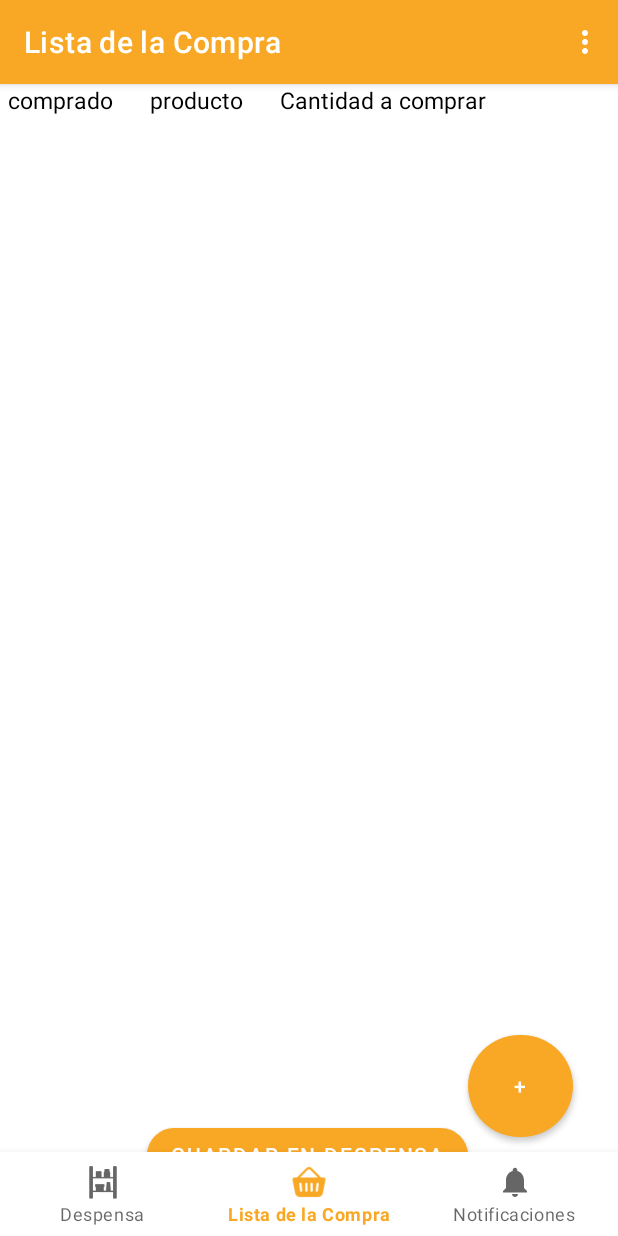
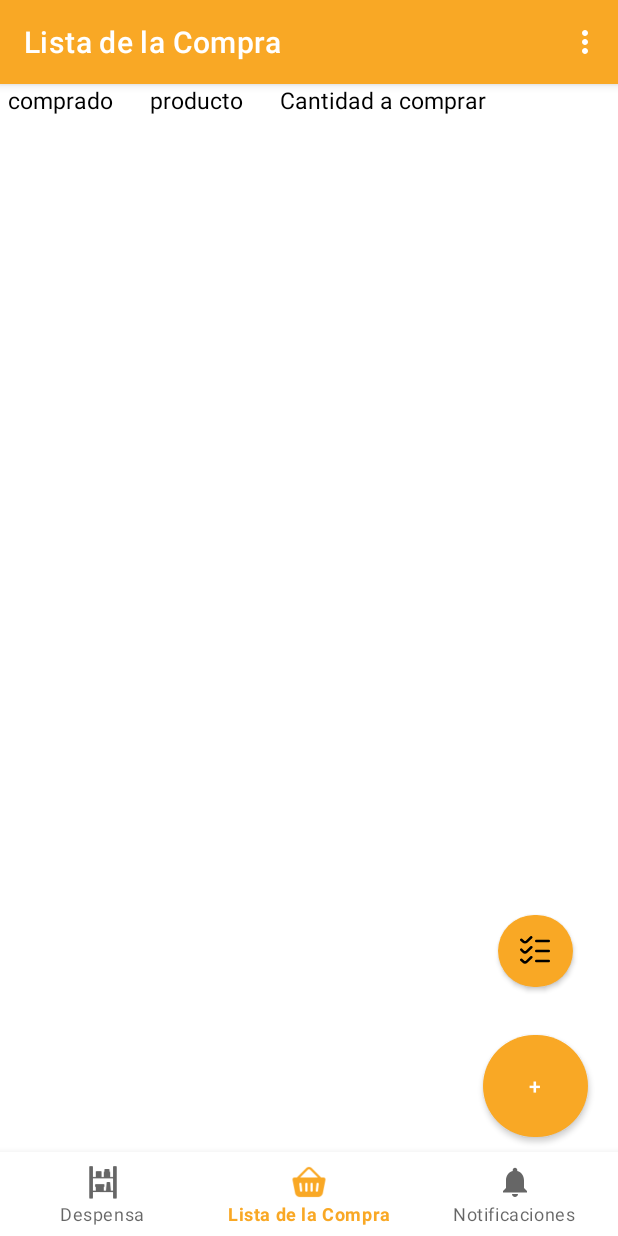
Before and after one commit to ChristianRamVel/MiDespensApp, an Android app: the ListaFragment screen opened through its navigation route, on a phone screen of 412 x 824 dp. Run offline under Robolectric (Android 15) with nearby library versions, the phone set to English and light mode, and no system bars; our stand-ins replace Firebase (no records; nobody signed in at launch, a user with empty details on screens opened directly), navigation-ui.

Commit message:
se puede añadir tanto a lista de la compra como a despensa desde el registro principal para la lista de la compra

```diff
--- a/app/src/main/java/com/example/midespensapp/SplashScreenActivity.kt
+++ b/app/src/main/java/com/example/midespensapp/SplashScreenActivity.kt
@@ -1,5 +1,6 @@
 package com.example.midespensapp
 
+import android.annotation.SuppressLint
 import android.content.Intent
 import android.os.Bundle
 import android.os.Handler
@@ -7,6 +8,7 @@ import android.os.Looper
 import androidx.appcompat.app.AppCompatActivity
 import com.google.firebase.auth.FirebaseAuth
 
+@SuppressLint("CustomSplashScreen")
 class SplashScreenActivity : AppCompatActivity() {
 
     private val SPLASH_TIME_OUT = 2000 // Tiempo en milisegundos (2 segundos en este ejemplo)
--- /dev/null
+++ b/app/src/main/res/drawable/pasaradespensa.xml
@@ -0,0 +1,9 @@
+<vector xmlns:android="http://schemas.android.com/apk/res/android"
+    android:width="20dp"
+    android:height="20dp"
+    android:viewportWidth="24"
+    android:viewportHeight="24">
+  <path
+      android:fillColor="#FF000000"
+      android:pathData="m4,6a2.982,2.982 0,0 1,-2.122 -0.879l-1.544,-1.374a1,1 0,0 1,1.332 -1.494l1.585,1.414a1,1 0,0 0,1.456 0.04l3.604,-3.431a1,1 0,0 1,1.378 1.448l-3.589,3.414a2.964,2.964 0,0 1,-2.1 0.862zM24,4a1,1 0,0 0,-1 -1h-10a1,1 0,0 0,0 2h10a1,1 0,0 0,1 -1zM6.1,13.138 L9.689,9.724a1,1 0,1 0,-1.378 -1.448l-3.6,3.431a1.023,1.023 0,0 1,-1.414 0l-1.59,-1.585a1,1 0,0 0,-1.414 1.414l1.585,1.585a3,3 0,0 0,4.226 0.017zM24,12a1,1 0,0 0,-1 -1h-10a1,1 0,0 0,0 2h10a1,1 0,0 0,1 -1zM6.1,21.138 L9.685,17.724a1,1 0,1 0,-1.378 -1.448l-3.6,3.431a1,1 0,0 1,-1.456 -0.04l-1.585,-1.414a1,1 0,0 0,-1.332 1.494l1.544,1.374a3,3 0,0 0,4.226 0.017zM24,20a1,1 0,0 0,-1 -1h-10a1,1 0,0 0,0 2h10a1,1 0,0 0,1 -1z"/>
+</vector>
--- a/app/src/main/res/layout/activity_main3.xml
+++ b/app/src/main/res/layout/activity_main3.xml
@@ -31,8 +31,6 @@
         app:layout_constraintBottom_toTopOf="@id/cantidadAComprar"
         app:layout_constraintStart_toStartOf="parent"
         app:layout_constraintTop_toTopOf="parent" />
-
-
 
 
 
--- a/app/src/main/res/layout/fragment_lista.xml
+++ b/app/src/main/res/layout/fragment_lista.xml
@@ -10,38 +10,35 @@
         android:id="@+id/linearLayout"
         android:layout_width="match_parent"
         android:layout_height="wrap_content"
-        app:layout_constraintTop_toTopOf="parent"
-        >
+        app:layout_constraintTop_toTopOf="parent">
 
         <TextView
             android:id="@+id/chbComprado"
             android:layout_width="wrap_content"
             android:layout_height="wrap_content"
-            android:text="@string/comprado"
-            android:textSize="15sp"
-            android:textColor="@color/black"
             android:layout_marginStart="5dp"
             android:layout_weight="1"
-            />
+            android:text="@string/comprado"
+            android:textColor="@color/black"
+            android:textSize="15sp" />
 
         <TextView
             android:id="@+id/nombreProducto"
             android:layout_width="wrap_content"
             android:layout_height="wrap_content"
+            android:layout_weight="1"
             android:text="@string/producto"
-            android:textSize="15sp"
             android:textColor="@color/black"
-            android:layout_weight="1"
-            />
+            android:textSize="15sp" />
+
         <TextView
+            android:id="@+id/textoStockMinimo"
             android:layout_width="wrap_content"
             android:layout_height="wrap_content"
+            android:layout_weight="3.5"
             android:text="@string/cantidadParaComprar"
-            android:textSize="15sp"
             android:textColor="@color/black"
-            android:layout_weight="3.5"
-            android:id="@+id/textoStockMinimo"
-            />
+            android:textSize="15sp" />
 
 
     </LinearLayout>
@@ -50,7 +47,6 @@
         android:id="@+id/lvListaCompra"
         android:layout_width="match_parent"
         android:layout_height="wrap_content"
-
         app:layout_constraintTop_toBottomOf="@id/linearLayout"
 
         />
@@ -59,7 +55,7 @@
         android:id="@+id/btn_add_producto"
         android:layout_width="70dp"
         android:layout_height="80dp"
-        android:layout_marginEnd="30dp"
+        android:layout_marginEnd="20dp"
         android:layout_marginBottom="60dp"
         android:text="@string/añadir"
         app:cornerRadius="40dp"
@@ -68,12 +64,16 @@
 
     <Button
         android:id="@+id/btn_añadir_seleccionados_despensa"
-        android:layout_width="wrap_content"
-        android:layout_height="wrap_content"
-        android:layout_marginBottom="30dp"
-        android:text="@string/guardar_en_despensa"
+        android:layout_width="50dp"
+        android:layout_height="60dp"
+        android:layout_marginBottom="20dp"
+        android:drawableRight="@drawable/pasaradespensa"
+        android:gravity="center"
+        android:paddingRight="15dp"
+        android:text=""
         app:cornerRadius="40dp"
-        app:layout_constraintBottom_toBottomOf="parent"
-        app:layout_constraintEnd_toStartOf="@id/btn_add_producto" />
+        app:layout_constraintBottom_toTopOf="@id/btn_add_producto"
+        app:layout_constraintEnd_toEndOf="@id/btn_add_producto"
+        app:layout_constraintStart_toStartOf="@id/btn_add_producto" />
 
 </androidx.constraintlayout.widget.ConstraintLayout>
```
Also changed, not shown: app/src/main/java/com/example/midespensapp/MainActivity3.kt (+167 -17 lines), app/src/main/res/layout/fragment_despensa.xml (+4 -3 lines), app/src/main/res/layout/item_despensa.xml (+9 -5 lines), app/src/main/res/layout/item_lista.xml (+9 -5 lines).
